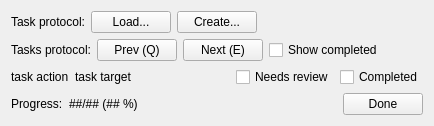
This is neurolabi/gui/widgets/taskprotocolwindow.ui in janelia-flyem/NeuTu as Qt 5 draws it before an edit. The edited form follows.
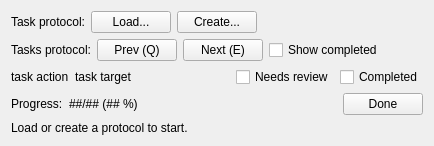
This is the edited form.

Diff of the .ui file:
```diff
--- a/neurolabi/gui/widgets/taskprotocolwindow.ui
+++ b/neurolabi/gui/widgets/taskprotocolwindow.ui
@@ -7,7 +7,7 @@
     <x>0</x>
     <y>0</y>
     <width>445</width>
-    <height>179</height>
+    <height>205</height>
    </rect>
   </property>
   <property name="windowTitle">
@@ -253,6 +253,13 @@
      </layout>
     </widget>
    </item>
+   <item>
+    <widget class="QLabel" name="infoLabel">
+     <property name="text">
+      <string>Load or create a protocol to start.</string>
+     </property>
+    </widget>
+   </item>
   </layout>
  </widget>
  <resources/>
```
